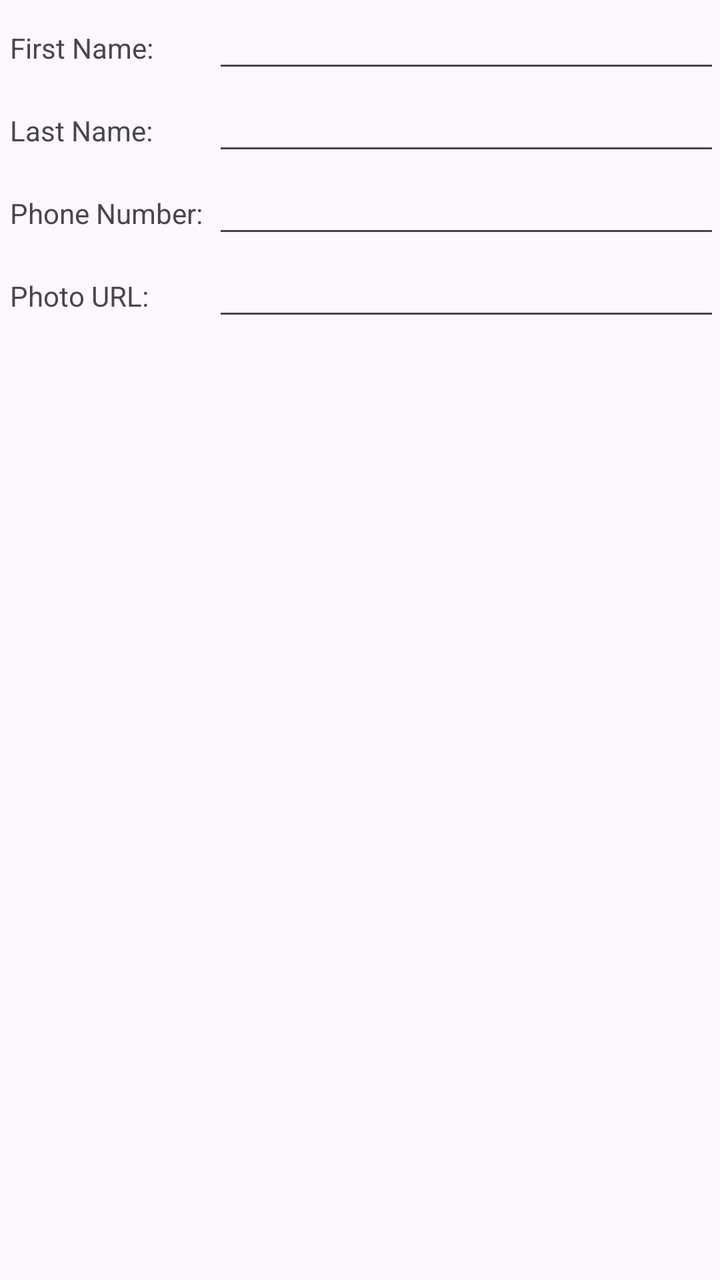
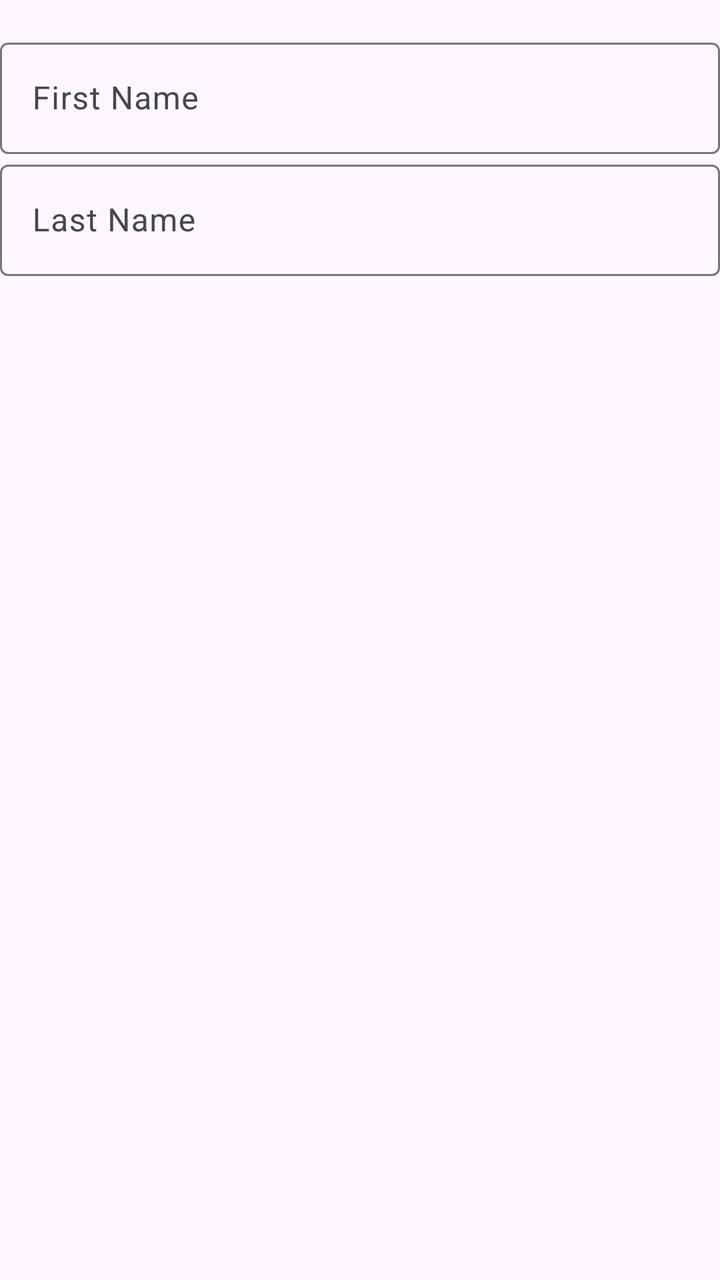

An Android layout rendered at two revisions. The XML below is the earlier revision; the diff shows what the commit changed to produce the second picture.
<!-- AndroidManifest.xml: application theme Theme.EventPlanner -->
<!-- res/layout/event_organizer_inputs.xml -->
<?xml version="1.0" encoding="utf-8"?>
<TableLayout xmlns:android="http://schemas.android.com/apk/res/android"
    android:id="@+id/eoinputs"
    android:layout_width="match_parent"
    android:layout_height="wrap_content">

        <TableRow
            android:layout_width="match_parent"
            android:layout_height="wrap_content">

            <TextView
                android:layout_width="wrap_content"
                android:layout_height="wrap_content"
                android:padding="5dp"
                android:labelFor="@id/first_name"
                android:text="First Name:" />

            <EditText
                android:id="@+id/first_name"
                android:layout_width="0dp"
                android:layout_height="wrap_content"
                android:layout_weight="1"
                android:inputType="text"
                android:autofillHints="" />
        </TableRow>

        <TableRow
            android:layout_width="match_parent"
            android:layout_height="wrap_content">

            <TextView
                android:layout_width="wrap_content"
                android:layout_height="wrap_content"
                android:padding="5dp"
                android:labelFor="@id/last_name"
                android:text="Last Name:" />

            <EditText
                android:id="@+id/last_name"
                android:layout_width="0dp"
                android:layout_height="wrap_content"
                android:layout_weight="1"
                android:inputType="text"
                android:autofillHints="" />
        </TableRow>

        <TableRow
            android:layout_width="match_parent"
            android:layout_height="wrap_content">

            <TextView
                android:layout_width="wrap_content"
                android:layout_height="wrap_content"
                android:padding="5dp"
                android:labelFor="@id/phone_number_eo"
                android:text="Phone Number:" />

            <EditText
                android:id="@+id/phone_number_eo"
                android:layout_width="0dp"
                android:layout_height="wrap_content"
                android:layout_weight="1"
                android:inputType="text"
                android:autofillHints="" />
        </TableRow>

        <TableRow
            android:layout_width="match_parent"
            android:layout_height="wrap_content">

            <TextView
                android:layout_width="wrap_content"
                android:layout_height="wrap_content"
                android:padding="5dp"
                android:labelFor="@id/photo_url"
                android:text="Photo URL:" />

            <EditText
                android:id="@+id/photo_url"
                android:layout_width="0dp"
                android:layout_height="wrap_content"
                android:layout_weight="1"
                android:inputType="textUri"
                android:autofillHints="" />
        </TableRow>
</TableLayout>
<!-- resources referenced by this layout -->
<resources>
  <style name="Theme.EventPlanner" parent="Base.Theme.EventPlanner" />
  <style name="Base.Theme.EventPlanner" parent="Theme.Material3.DayNight.NoActionBar">
          
          
      </style>
</resources>

<!-- the commit's change to res/layout/event_organizer_inputs.xml (unified diff, before → after) -->
@@ -1,86 +1,32 @@
 <?xml version="1.0" encoding="utf-8"?>
-<TableLayout xmlns:android="http://schemas.android.com/apk/res/android"
-    android:id="@+id/eoinputs"
+<LinearLayout
+    xmlns:android="http://schemas.android.com/apk/res/android"
+    xmlns:app="http://schemas.android.com/apk/res-auto"
     android:layout_width="match_parent"
-    android:layout_height="wrap_content">
+    android:layout_height="match_parent"
+    android:orientation="vertical"
+    android:gravity="center_horizontal">
 
-        <TableRow
+    <com.google.android.material.textfield.TextInputLayout
+        android:layout_width="match_parent"
+        android:layout_height="wrap_content"
+        android:hint="First Name"
+        android:layout_marginTop="16dp">
+
+        <com.google.android.material.textfield.TextInputEditText
+            android:id="@+id/first_name"
             android:layout_width="match_parent"
-            android:layout_height="wrap_content">
+            android:layout_height="wrap_content" />
+    </com.google.android.material.textfield.TextInputLayout>
 
-            <TextView
-                android:layout_width="wrap_content"
-                android:layout_height="wrap_content"
-                android:padding="5dp"
-                android:labelFor="@id/first_name"
-                android:text="First Name:" />
+    <com.google.android.material.textfield.TextInputLayout
+        android:layout_width="match_parent"
+        android:layout_height="wrap_content"
+        android:hint="Last Name">
 
-            <EditText
-                android:id="@+id/first_name"
-                android:layout_width="0dp"
-                android:layout_height="wrap_content"
-                android:layout_weight="1"
-                android:inputType="text"
-                android:autofillHints="" />
-        </TableRow>
-
-        <TableRow
+        <com.google.android.material.textfield.TextInputEditText
+            android:id="@+id/last_name"
             android:layout_width="match_parent"
-            android:layout_height="wrap_content">
-
-            <TextView
-                android:layout_width="wrap_content"
-                android:layout_height="wrap_content"
-                android:padding="5dp"
-                android:labelFor="@id/last_name"
-                android:text="Last Name:" />
-
-            <EditText
-                android:id="@+id/last_name"
-                android:layout_width="0dp"
-                android:layout_height="wrap_content"
-                android:layout_weight="1"
-                android:inputType="text"
-                android:autofillHints="" />
-        </TableRow>
-
-        <TableRow
-            android:layout_width="match_parent"
-            android:layout_height="wrap_content">
-
-            <TextView
-                android:layout_width="wrap_content"
-                android:layout_height="wrap_content"
-                android:padding="5dp"
-                android:labelFor="@id/phone_number_eo"
-                android:text="Phone Number:" />
-
-            <EditText
-                android:id="@+id/phone_number_eo"
-                android:layout_width="0dp"
-                android:layout_height="wrap_content"
-                android:layout_weight="1"
-                android:inputType="text"
-                android:autofillHints="" />
-        </TableRow>
-
-        <TableRow
-            android:layout_width="match_parent"
-            android:layout_height="wrap_content">
-
-            <TextView
-                android:layout_width="wrap_content"
-                android:layout_height="wrap_content"
-                android:padding="5dp"
-                android:labelFor="@id/photo_url"
-                android:text="Photo URL:" />
-
-            <EditText
-                android:id="@+id/photo_url"
-                android:layout_width="0dp"
-                android:layout_height="wrap_content"
-                android:layout_weight="1"
-                android:inputType="textUri"
-                android:autofillHints="" />
-        </TableRow>
-</TableLayout>
+            android:layout_height="wrap_content" />
+    </com.google.android.material.textfield.TextInputLayout>
+</LinearLayout>
